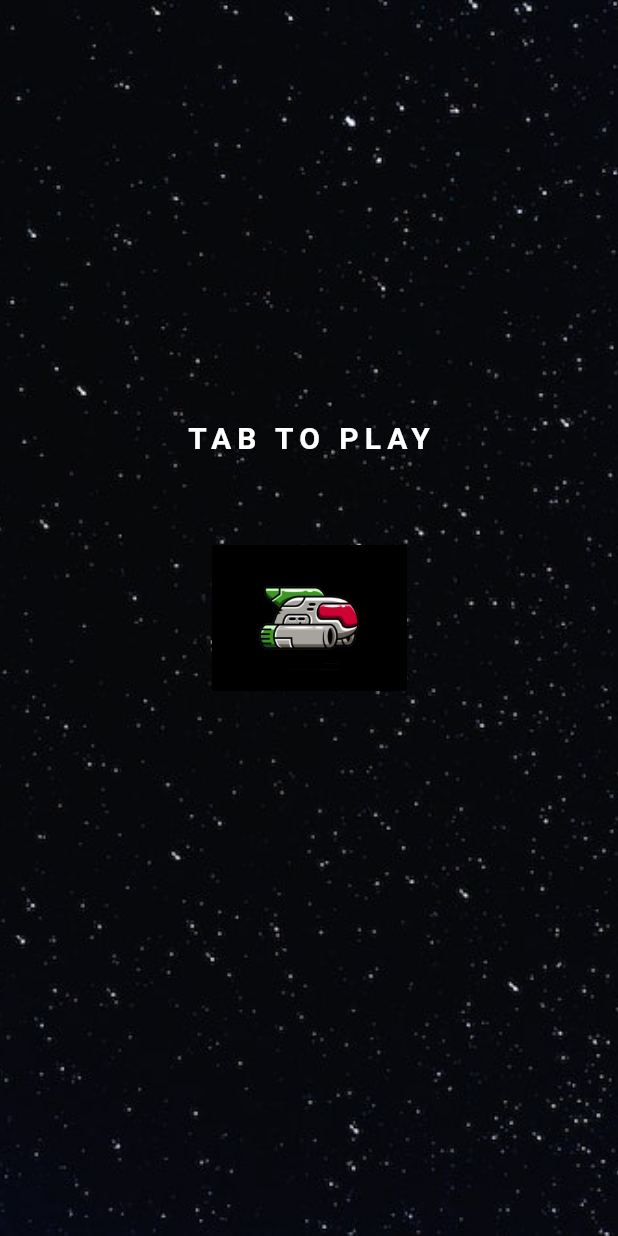
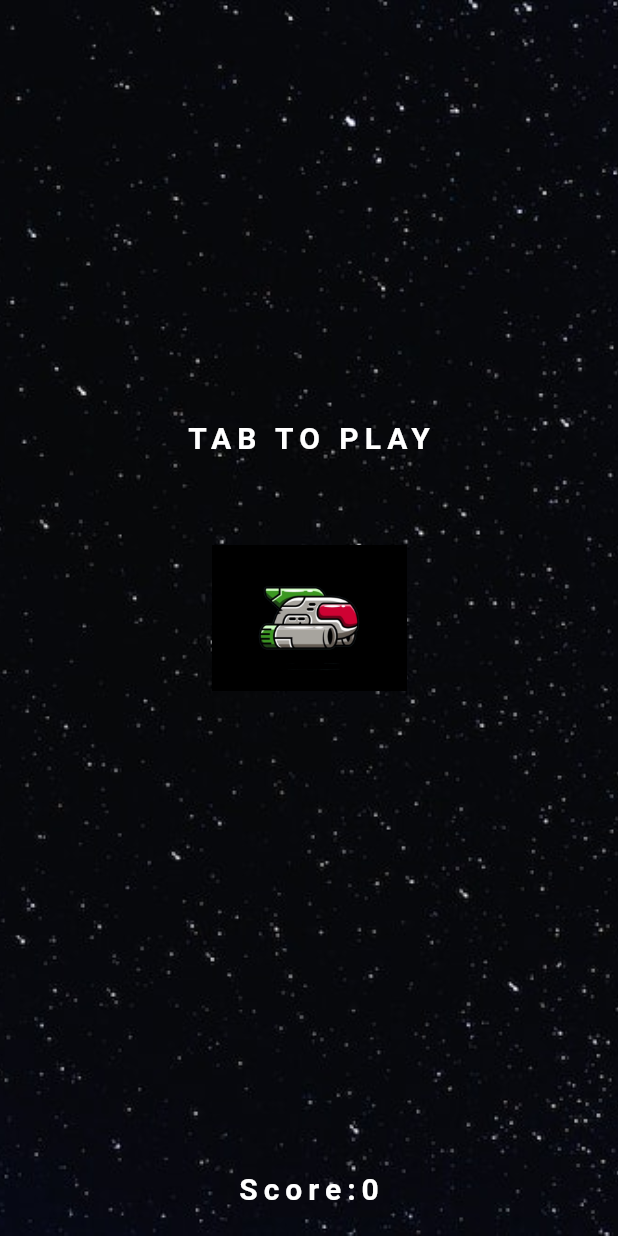
Before and after one commit to Avinash174/space_attackers, a Flutter app: the screen it shows after launch, on a phone screen of 412 x 824 dp. Run offline on Flutter 3.47's test engine with Material 2 defaults, Android fonts, the light colour scheme and no system bars.

Commit message:
New Code Adding

```diff
--- /dev/null
+++ b/lib/collision_data.dart
@@ -0,0 +1,8 @@
+import 'package:flutter/cupertino.dart';
+
+class ColllisionData{
+  Size sizeOfObject;
+  Offset positionOfBox;
+
+  ColllisionData({required this.sizeOfObject,required this.positionOfBox});
+}
--- a/lib/main.dart
+++ b/lib/main.dart
@@ -1,5 +1,7 @@
 import 'dart:async';
 import 'dart:math';
+import 'package:space_attackers/collision_data.dart';
+
 import 'astroid_model.dart';
 import 'package:space_attackers/main.dart';
 import 'package:flutter/material.dart';
@@ -42,6 +44,9 @@ class _MyHomePageState extends State<MyHomePage> {
   double time = 0.0;
   double gravity = -4.9;
   bool isGameRunning = false;
+  List<GlobalKey> globakeys = [];
+  GlobalKey shipGlobalKey = GlobalKey();
+  int score=0;
 
   List<AstroidData> astroidData = [];
   List<AstroidData> setAstroidData() {
@@ -68,6 +73,7 @@ class _MyHomePageState extends State<MyHomePage> {
   }
 
   void startGame() {
+    resetData();
     isGameRunning = true;
     Timer.periodic(Duration(milliseconds: 30), (timer) {
       time = time + 0.02;
@@ -76,7 +82,7 @@ class _MyHomePageState extends State<MyHomePage> {
         shipY = intialPosition - maxHeight;
         if (isShipCollided()) {
           timer.cancel();
-          resetData();
+          isGameRunning = false;
         }
       });
       moveAstroid();
@@ -126,6 +132,19 @@ class _MyHomePageState extends State<MyHomePage> {
     } else {
       astroidData[3].alignment = Alignment(2.2, generateRandomNumber());
     }
+    if(astroid1.x <=0.021&& astroid1.x >=0.001){
+      score++;
+    }
+    if(astroid2.x <=0.021&& astroid2.x >=0.001){
+      score++;
+    }
+    if(astroid3.x <=0.021&& astroid3.x >=0.001){
+      score++;
+    }
+    if(astroid4.x <=0.021&& astroid4.x >=0.001){
+      score++;
+    }
+
   }
 
   bool isShipCollided() {
@@ -138,24 +157,68 @@ class _MyHomePageState extends State<MyHomePage> {
     }
   }
 
+  bool checkCollision() {
+    bool isCollided = false;
+    RenderBox shipRenderBox =
+        shipGlobalKey.currentContext!.findRenderObject() as RenderBox;
+    List<ColllisionData> collisionData = [];
+    for (var element in globakeys) {
+      RenderBox renderBox =
+          element.currentContext!.findRenderObject() as RenderBox;
+      collisionData.add(ColllisionData(
+          sizeOfObject: renderBox.size,
+          positionOfBox: renderBox.localToGlobal(Offset.zero)));
+    }
+
+    for (var element in collisionData) {
+      final shipPosition = shipRenderBox.localToGlobal(Offset.zero);
+      final astroidPostion = element.positionOfBox;
+      final astroidSize = element.sizeOfObject;
+      final shipSize = shipRenderBox.size;
+
+      bool _isCollided =
+          (shipPosition.dx < astroidPostion.dx + astroidSize.width &&
+              shipPosition.dx + shipSize.width > astroidPostion.dx &&
+              shipPosition.dy < astroidPostion.dy + astroidSize.height &&
+              shipPosition.dy + shipSize.height > astroidPostion.dy);
+      if(_isCollided){
+        isCollided=true;
+        break;
+      }else if(checkCollision()){
+        return true;
+      }else{
+        isCollided=false;
+      }
+    }
+    return isCollided;
+  }
+
   void initState() {
     super.initState();
     astroidData = setAstroidData();
+    initialiseGlobalKeys();
   }
 
-  void resetData(){
+  void initialiseGlobalKeys() {
+    for (int i = 0; i < 4; i++) {
+      globakeys.add(GlobalKey());
+    }
+  }
+
+  void resetData() {
     setState(() {
-      astroidData=setAstroidData();
-      shipX=0.0;
-      shipY=0.0;
-      maxHeight=0.0;
-      intialPosition=0.0;
-      time=0.0;
-      velocity=2.9;
-      gravity=-4.9;
-      isGameRunning=false;
+      astroidData = setAstroidData();
+      shipX = 0.0;
+      shipY = 0.0;
+      maxHeight = 0.0;
+      intialPosition = 0.0;
+      time = 0.0;
+      velocity = 2.9;
+      gravity = -4.9;
+      isGameRunning = false;
     });
   }
+
   @override
   Widget build(BuildContext context) {
     return Scaffold(
@@ -176,6 +239,7 @@ class _MyHomePageState extends State<MyHomePage> {
               Align(
                 alignment: Alignment(shipX, shipY),
                 child: Container(
+                  key: shipGlobalKey,
                   height: 100,
                   width: 130,
                   decoration: BoxDecoration(
@@ -184,6 +248,7 @@ class _MyHomePageState extends State<MyHomePage> {
                 ),
               ),
               Align(
+                key: globakeys[0],
                 alignment: astroidData[0].alignment,
                 child: Container(
                   height: astroidData[0].size.height,
@@ -194,6 +259,7 @@ class _MyHomePageState extends State<MyHomePage> {
                 ),
               ),
               Align(
+                key: globakeys[1],
                 alignment: astroidData[1].alignment,
                 child: Container(
                   height: astroidData[1].size.height,
@@ -204,6 +270,7 @@ class _MyHomePageState extends State<MyHomePage> {
                 ),
               ),
               Align(
+                key: globakeys[2],
                 alignment: astroidData[2].alignment,
                 child: Container(
                   height: astroidData[2].size.height,
@@ -214,6 +281,7 @@ class _MyHomePageState extends State<MyHomePage> {
                 ),
               ),
               Align(
+                key: globakeys[3],
                 alignment: astroidData[3].alignment,
                 child: Container(
                   height: astroidData[3].size.height,
@@ -244,7 +312,19 @@ class _MyHomePageState extends State<MyHomePage> {
                             letterSpacing: 4,
                             fontSize: 20,
                             fontWeight: FontWeight.bold),
-                      ))
+                      ),
+              ),
+              Align(
+                alignment: Alignment(0, 0.95),
+                child: Text(
+                  "Score:$score",
+                  style: TextStyle(
+                      color: Colors.white,
+                      letterSpacing: 4,
+                      fontSize: 20,
+                      fontWeight: FontWeight.bold),
+                ),
+              ),
             ],
           ),
         ),
```
